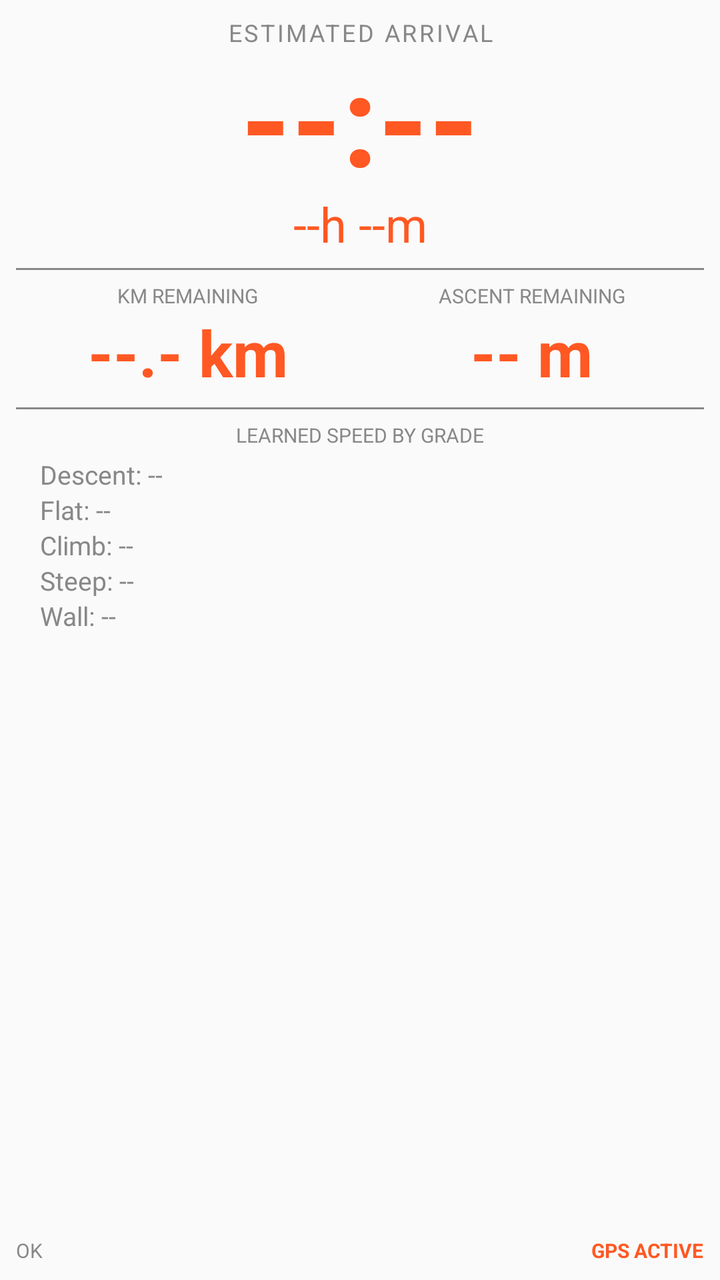
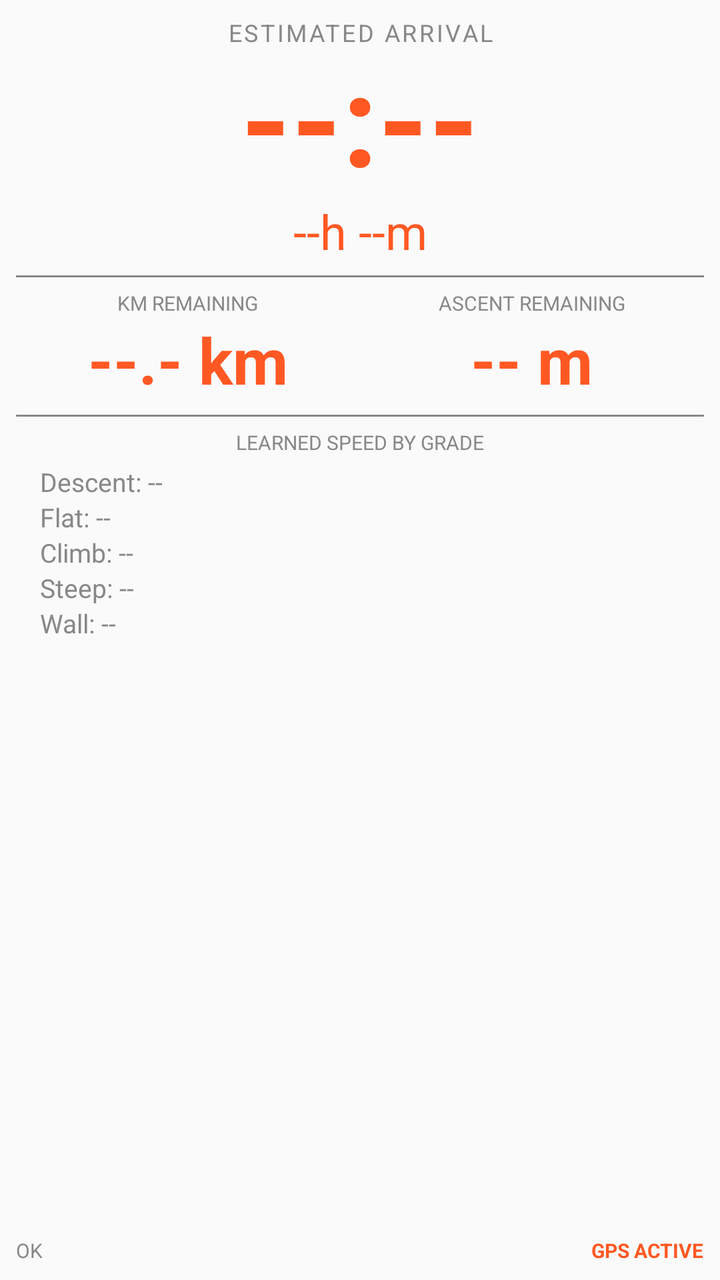

Compare the two renders of this Android layout. The source of the first and the diff that turns it into the second are given below.
<!-- AndroidManifest.xml: application theme Theme.AppCompat.DayNight.NoActionBar -->
<!-- res/layout/view_eta_master.xml -->
<?xml version="1.0" encoding="utf-8"?>
<LinearLayout xmlns:android="http://schemas.android.com/apk/res/android"
    android:layout_width="match_parent"
    android:layout_height="match_parent"
    android:background="@android:color/transparent"
    android:orientation="vertical"
    android:padding="8dp">

    
    <TextView
        android:layout_width="match_parent"
        android:layout_height="wrap_content"
        android:text="ESTIMATED ARRIVAL"
        android:textColor="#888888"
        android:textSize="12sp"
        android:gravity="center"
        android:letterSpacing="0.1" />

    <TextView
        android:id="@+id/tv_master_eta"
        android:layout_width="match_parent"
        android:layout_height="wrap_content"
        android:text="--:--"
        android:textColor="#FF5823"
        android:textSize="64sp"
        android:textStyle="bold"
        android:gravity="center"
        android:includeFontPadding="false" />

    <TextView
        android:id="@+id/tv_master_remaining"
        android:layout_width="match_parent"
        android:layout_height="wrap_content"
        android:text="--h --m"
        android:textColor="#FF5823"
        android:textSize="24sp"
        android:gravity="center"
        android:layout_marginTop="-4dp" />

    
    <View
        android:layout_width="match_parent"
        android:layout_height="1dp"
        android:layout_marginVertical="6dp"
        android:background="#888888" />

    
    <LinearLayout
        android:layout_width="match_parent"
        android:layout_height="wrap_content"
        android:orientation="horizontal"
        android:baselineAligned="false">

        <LinearLayout
            android:layout_width="0dp"
            android:layout_height="wrap_content"
            android:layout_weight="1"
            android:orientation="vertical"
            android:gravity="center">
            <TextView android:layout_width="wrap_content" android:layout_height="wrap_content" android:text="KM REMAINING" android:textColor="#888888" android:textSize="10sp" />
            <TextView android:id="@+id/tv_master_km" android:layout_width="wrap_content" android:layout_height="wrap_content" android:text="--.- km" android:textColor="#FF5823" android:textSize="32sp" android:textStyle="bold" />
        </LinearLayout>

        <LinearLayout
            android:layout_width="0dp"
            android:layout_height="wrap_content"
            android:layout_weight="1"
            android:orientation="vertical"
            android:gravity="center">
            <TextView android:layout_width="wrap_content" android:layout_height="wrap_content" android:text="ASCENT REMAINING" android:textColor="#888888" android:textSize="10sp" />
            <TextView android:id="@+id/tv_master_ascent" android:layout_width="wrap_content" android:layout_height="wrap_content" android:text="-- m" android:textColor="#FF5823" android:textSize="32sp" android:textStyle="bold" />
        </LinearLayout>
    </LinearLayout>

    <View
        android:layout_width="match_parent"
        android:layout_height="1dp"
        android:layout_marginVertical="6dp"
        android:background="#888888" />

    
    <TextView
        android:layout_width="match_parent"
        android:layout_height="wrap_content"
        android:text="LEARNED SPEED BY GRADE"
        android:textColor="#888888"
        android:textSize="10sp"
        android:gravity="center"
        android:layout_marginBottom="4dp" />

    <LinearLayout
        android:layout_width="match_parent"
        android:layout_height="wrap_content"
        android:orientation="vertical"
        android:paddingHorizontal="12dp">
        <TextView android:id="@+id/tv_b0" android:layout_width="match_parent" android:layout_height="wrap_content" android:text="Descent: --" android:textColor="#888888" android:textSize="13sp" />
        <TextView android:id="@+id/tv_b1" android:layout_width="match_parent" android:layout_height="wrap_content" android:text="Flat: --" android:textColor="#888888" android:textSize="13sp" />
        <TextView android:id="@+id/tv_b2" android:layout_width="match_parent" android:layout_height="wrap_content" android:text="Climb: --" android:textColor="#888888" android:textSize="13sp" />
        <TextView android:id="@+id/tv_b3" android:layout_width="match_parent" android:layout_height="wrap_content" android:text="Steep: --" android:textColor="#888888" android:textSize="13sp" />
        <TextView android:id="@+id/tv_b4" android:layout_width="match_parent" android:layout_height="wrap_content" android:text="Wall: --" android:textColor="#888888" android:textSize="13sp" />
    </LinearLayout>

    
    <View
        android:layout_width="match_parent"
        android:layout_height="0dp"
        android:layout_weight="1" />

    <LinearLayout
        android:layout_width="match_parent"
        android:layout_height="wrap_content"
        android:orientation="horizontal"
        android:gravity="bottom">
        <TextView android:id="@+id/tv_status_msg" android:layout_width="0dp" android:layout_weight="1" android:layout_height="wrap_content" android:text="OK" android:textColor="#888888" android:textSize="10sp" />
        <TextView android:id="@+id/tv_gps_status" android:layout_width="wrap_content" android:layout_height="wrap_content" android:text="GPS ACTIVE" android:textColor="#FF5823" android:textSize="10sp" android:textStyle="bold" />
    </LinearLayout>

</LinearLayout>
<!-- resources referenced by this layout -->
<resources>

</resources>

<!-- the commit's change to res/layout/view_eta_master.xml (unified diff, before → after) -->
@@ -34,14 +34,14 @@
         android:text="--h --m"
         android:textColor="#FF5823"
         android:textSize="24sp"
-        android:gravity="center"
-        android:layout_marginTop="-4dp" />
+        android:gravity="center" />
 
     
-    <View
+    <TextView
         android:layout_width="match_parent"
         android:layout_height="1dp"
-        android:layout_marginVertical="6dp"
+        android:layout_marginTop="6dp"
+        android:layout_marginBottom="6dp"
         android:background="#888888" />
 
     
@@ -72,10 +72,12 @@
         </LinearLayout>
     </LinearLayout>
 
-    <View
+    
+    <TextView
         android:layout_width="match_parent"
         android:layout_height="1dp"
-        android:layout_marginVertical="6dp"
+        android:layout_marginTop="6dp"
+        android:layout_marginBottom="6dp"
         android:background="#888888" />
 
     
@@ -92,7 +94,9 @@
         android:layout_width="match_parent"
         android:layout_height="wrap_content"
         android:orientation="vertical"
-        android:paddingHorizontal="12dp">
+        android:layout_weight="1"
+        android:paddingLeft="12dp"
+        android:paddingRight="12dp">
         <TextView android:id="@+id/tv_b0" android:layout_width="match_parent" android:layout_height="wrap_content" android:text="Descent: --" android:textColor="#888888" android:textSize="13sp" />
         <TextView android:id="@+id/tv_b1" android:layout_width="match_parent" android:layout_height="wrap_content" android:text="Flat: --" android:textColor="#888888" android:textSize="13sp" />
         <TextView android:id="@+id/tv_b2" android:layout_width="match_parent" android:layout_height="wrap_content" android:text="Climb: --" android:textColor="#888888" android:textSize="13sp" />
@@ -101,16 +105,10 @@
     </LinearLayout>
 
     
-    <View
-        android:layout_width="match_parent"
-        android:layout_height="0dp"
-        android:layout_weight="1" />
-
     <LinearLayout
         android:layout_width="match_parent"
         android:layout_height="wrap_content"
-        android:orientation="horizontal"
-        android:gravity="bottom">
+        android:orientation="horizontal">
         <TextView android:id="@+id/tv_status_msg" android:layout_width="0dp" android:layout_weight="1" android:layout_height="wrap_content" android:text="OK" android:textColor="#888888" android:textSize="10sp" />
         <TextView android:id="@+id/tv_gps_status" android:layout_width="wrap_content" android:layout_height="wrap_content" android:text="GPS ACTIVE" android:textColor="#FF5823" android:textSize="10sp" android:textStyle="bold" />
     </LinearLayout>
